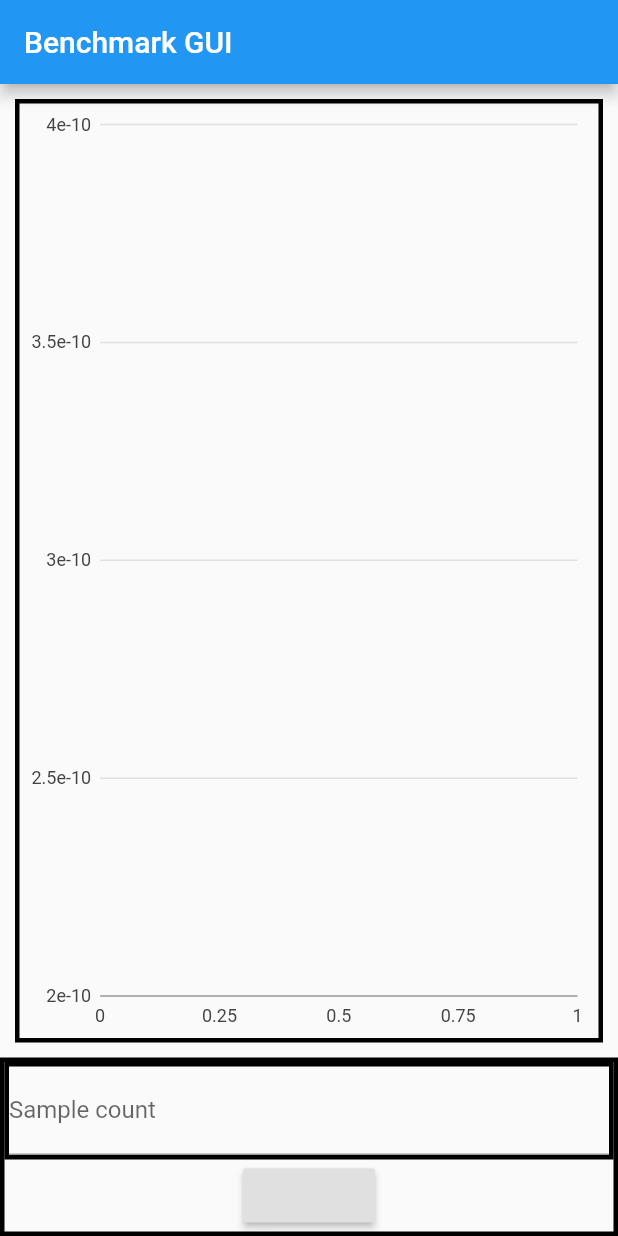
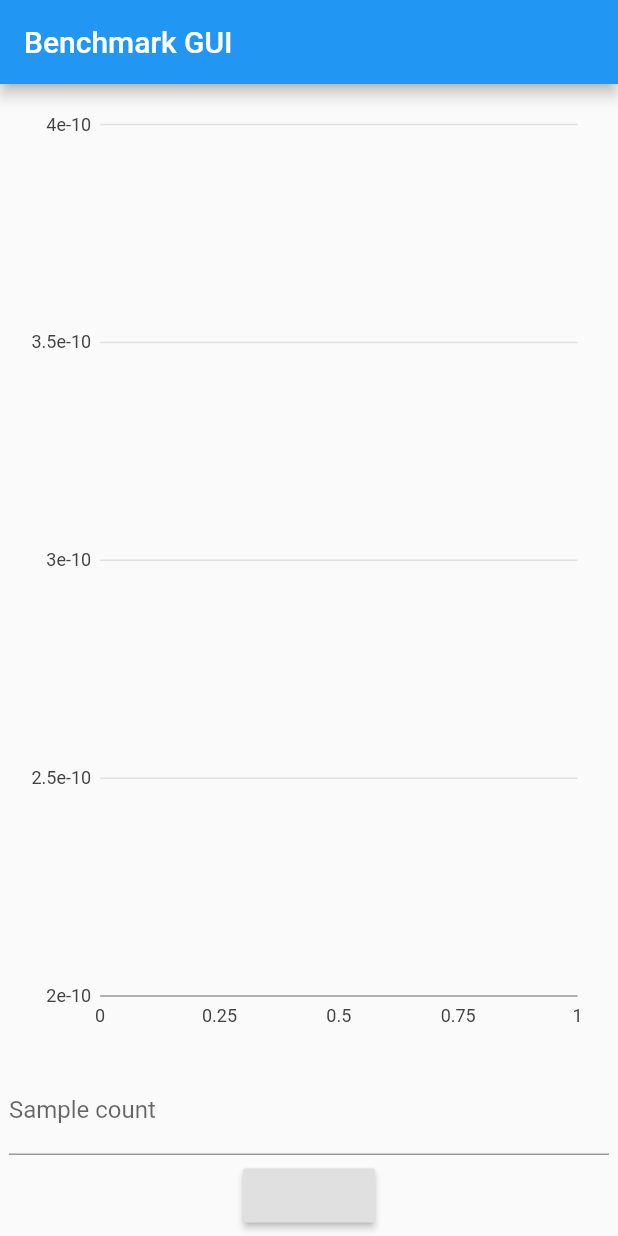
Before and after one commit to winksaville/flutter_benchmarkx_gui, a Flutter app: the screen it shows after launch, on a phone screen of 412 x 824 dp. Run offline on Flutter 3.47's test engine with Material 2 defaults, Android fonts, the phone set to English and light mode, and no system bars; our stand-ins replace charts_flutter; missing offline and left inert: benchmark_framework_x.

Commit message:
Improve visualizeBorder

```diff
--- a/lib/main.dart
+++ b/lib/main.dart
@@ -143,7 +143,9 @@ class BenchmarkFormState extends State<BenchmarkForm> {
   Widget build(BuildContext context) {
     // Change to Colors.black to see the border
     BoxDecoration visualizeBorder() {
-      const Color c = Colors.black; //.white; // black;
+      const bool visualize = false;
+      final Color c = visualize ? Colors.black : Theme.of(context).canvasColor;
+      //const Color c = Colors.black;
       return BoxDecoration(
         border: Border.all(color: c, width: 3),
       );
```
